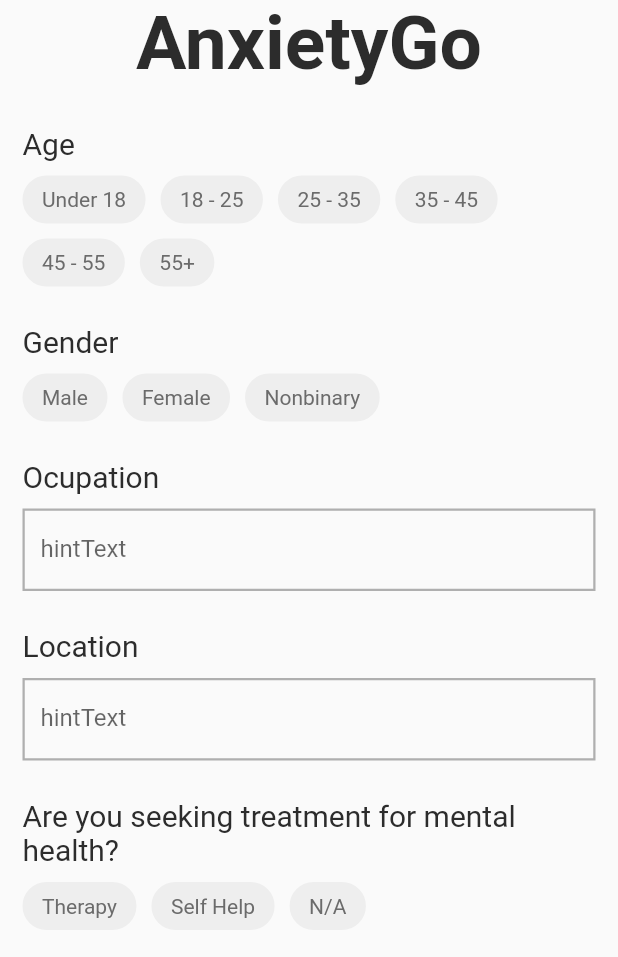
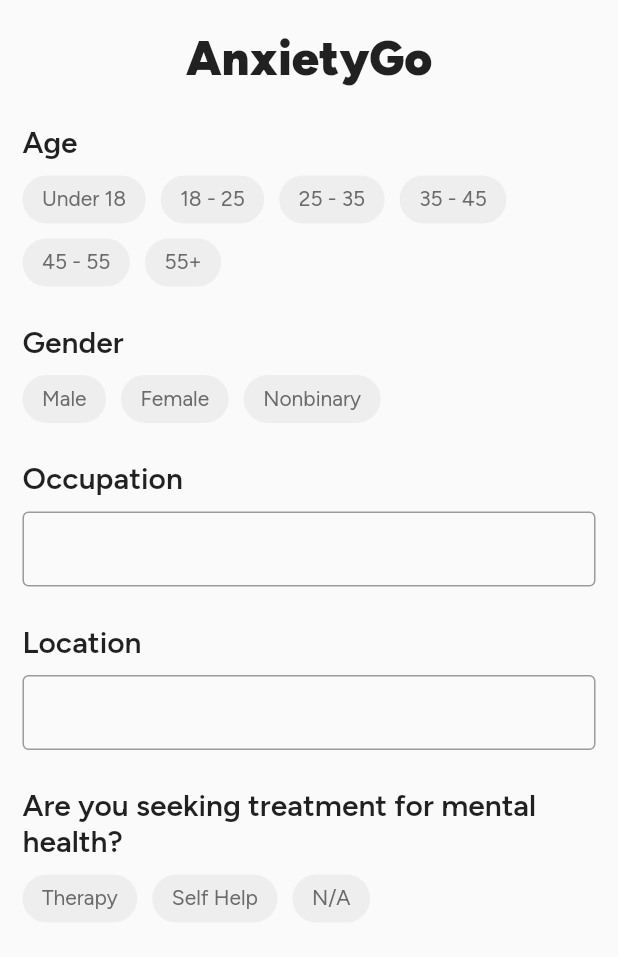
Before and after one commit to markhallak/AnxietyGo, a Flutter app: the SignUpPageOne screen opened directly, on a phone screen of 412 x 824 dp. Shown: the top 957 px of the screen. Run offline on Flutter 3.47's test engine with Material 2 defaults, Android fonts, the phone set to English and light mode, and no system bars; our stand-ins replace carousel_slider, chips_choice_null_safety, flutter_typeahead, smooth_page_indicator; missing offline and left inert: transitioned_indexed_stack.

Commit message:
Renamed Files and formatted the code

```diff
--- a/analysis_options.yaml
+++ b/analysis_options.yaml
@@ -15,7 +15,7 @@ analyzer:
 
   strong-mode:
     implicit-casts: false
-    implicit-dynamic: false
+#    implicit-dynamic: false
 
   errors:
     camel_case_types: error
--- a/lib/components/Buttons.dart
+++ b/lib/components/Buttons.dart
@@ -17,8 +17,9 @@ class IconTextButton extends StatelessWidget {
     return OutlinedButton(
       onPressed: onPressed,
       style: OutlinedButton.styleFrom(
-        padding: const EdgeInsets.all(13),
-      ),
+          padding: const EdgeInsets.all(13),
+          foregroundColor: Colors.black,
+          side: BorderSide(color: Colors.black)),
       child: Row(
         children: [
           SizedBox(
--- a/lib/main.dart
+++ b/lib/main.dart
@@ -20,9 +20,7 @@ class MyApp extends StatelessWidget {
     return MaterialApp(
       title: 'AnxietyGo',
       debugShowCheckedModeBanner: false,
-      theme: ThemeData(
-        primarySwatch: Colors.red,
-      ),
+      theme: ThemeData(fontFamily: 'Figtree-Regular'),
       home: const LoginPage(),
     );
   }
--- a/lib/pages/SignUpPageOne.dart
+++ b/lib/pages/SignUpPageOne.dart
@@ -1,7 +1,6 @@
 import 'package:chips_choice_null_safety/chips_choice_null_safety.dart';
 import 'package:flutter/material.dart';
-
-import 'package:anxiety_go/components/CustomTextField.dart';
+import 'package:flutter_typeahead/flutter_typeahead.dart';
 
 class SignUpPageOne extends StatefulWidget {
   const SignUpPageOne({super.key});
@@ -15,17 +14,18 @@ class _SignUpPageOneState extends State<SignUpPageOne> {
   final Color chipBorderColor = const Color(0xFF7ECDAE);
   final Color chipBackgroundColor = const Color(0xFFBCE6D7);
   final C2ChoiceStyle chipStyle = const C2ChoiceStyle(
-    color: Color(0xFF6B6B6B),
-    backgroundColor: Color(0xFFEEEEEE),
-    borderColor: Color(0xFFEEEEEE),
-  );
-  late C2ChoiceStyle activeChipStyle = const C2ChoiceStyle(
-    color: Color(0xFF2C2C2C),
-    backgroundColor: Color(0xFFBCE6D7),
-    borderColor: Color(0xFF7ECDAE),
-    borderWidth: 3,
-    showCheckmark: false,
-  );
+      color: Color(0xFF6B6B6B),
+      backgroundColor: Color(0xFFEEEEEE),
+      borderColor: Color(0xFFEEEEEE),
+      showCheckmark: false);
+  final C2ChoiceStyle activeChipStyle = const C2ChoiceStyle(
+      showCheckmark: false,
+      color: Colors.black,
+      borderColor: Color(0xff8CDBC0),
+      backgroundColor: Color(0xffB0E7D6),
+      borderRadius: BorderRadius.all(Radius.circular(15)));
+
+  List<String> countries = ['a', 'abfd', 'b', 'c'];
 
   int agesTag = -1;
   List<String> ageOptions = [
@@ -56,16 +56,16 @@ class _SignUpPageOneState extends State<SignUpPageOne> {
       children: [
         Text(
           'Age',
-          style: TextStyle(
-            fontSize: 20,
-            color: textColor,
-          ),
+          textAlign: TextAlign.start,
+          style: TextStyle(fontFamily: 'Figtree-SemiBold', fontSize: 20),
         ),
         const SizedBox(height: 10),
         ChipsChoice<int>.single(
           wrapped: true,
           padding: EdgeInsets.zero,
           value: agesTag,
+          direction: Axis.horizontal,
+          crossAxisAlignment: CrossAxisAlignment.start,
           onChanged: (val) => setState(() => agesTag = val),
           choiceItems: C2Choice.listFrom<int, String>(
             source: ageOptions,
@@ -86,10 +86,8 @@ class _SignUpPageOneState extends State<SignUpPageOne> {
       children: [
         Text(
           'Gender',
-          style: TextStyle(
-            fontSize: 20,
-            color: textColor,
-          ),
+          textAlign: TextAlign.start,
+          style: TextStyle(fontFamily: 'Figtree-SemiBold', fontSize: 20),
         ),
         const SizedBox(height: 10),
         ChipsChoice<int>.single(
@@ -115,14 +113,32 @@ class _SignUpPageOneState extends State<SignUpPageOne> {
       crossAxisAlignment: CrossAxisAlignment.start,
       children: [
         Text(
-          'Ocupation',
-          style: TextStyle(
-            fontSize: 20,
-            color: textColor,
-          ),
+          'Occupation',
+          textAlign: TextAlign.start,
+          style: TextStyle(fontFamily: 'Figtree-SemiBold', fontSize: 20),
         ),
         const SizedBox(height: 10),
-        const CustomTextfield(), // TODO: Replace w/ component from Issue #33
+        SizedBox(
+            height: 50,
+            child: TypeAheadFormField(
+              hideOnEmpty: true,
+              hideOnError: true,
+              hideOnLoading: true,
+              hideSuggestionsOnKeyboardHide: true,
+              textFieldConfiguration: TextFieldConfiguration(
+                  autocorrect: false,
+                  style: TextStyle(fontSize: 16),
+                  decoration: InputDecoration(
+                    border: OutlineInputBorder(),
+                  )),
+              itemBuilder: (context, itemData) {
+                return ListTile(title: Text(itemData.toString()));
+              },
+              onSuggestionSelected: (Object? suggestion) {},
+              suggestionsCallback: (pattern) {
+                return getSuggestions(pattern);
+              },
+            )), // TODO: Replace w/ component from Issue #33
       ],
     );
   }
@@ -134,15 +150,46 @@ class _SignUpPageOneState extends State<SignUpPageOne> {
       children: [
         Text(
           'Location',
-          style: TextStyle(
-            fontSize: 20,
-            color: textColor,
-          ),
+          textAlign: TextAlign.start,
+          style: TextStyle(fontFamily: 'Figtree-SemiBold', fontSize: 20),
         ),
         const SizedBox(height: 10),
-        const CustomTextfield(), // TODO: Replace w/ component from Issue #33
+        SizedBox(
+            height: 50,
+            child: TypeAheadFormField(
+              hideOnEmpty: true,
+              hideOnError: true,
+              hideOnLoading: true,
+              hideSuggestionsOnKeyboardHide: true,
+              textFieldConfiguration: TextFieldConfiguration(
+                  autocorrect: false,
+                  style: TextStyle(fontSize: 16),
+                  decoration: InputDecoration(
+                    border: OutlineInputBorder(),
+                  )),
+              itemBuilder: (context, itemData) {
+                return ListTile(title: Text(itemData.toString()));
+              },
+              onSuggestionSelected: (Object? suggestion) {},
+              suggestionsCallback: (pattern) {
+                return getSuggestions(pattern);
+              },
+            )),
       ],
     );
+  }
+
+  List<String> getSuggestions(String pattern) {
+    List<String> newSuggestions = [];
+    print('PATTERN: $pattern LENGTH: ${pattern.length}');
+
+    for (int i = 0; i < countries.length; i++) {
+      if (countries[i].contains(pattern)) {
+        newSuggestions.add(countries[i]);
+      }
+    }
+
+    return newSuggestions;
   }
 
   Widget _buildTherapySelection() {
@@ -152,10 +199,8 @@ class _SignUpPageOneState extends State<SignUpPageOne> {
       children: [
         Text(
           'Are you seeking treatment for mental health?',
-          style: TextStyle(
-            fontSize: 20,
-            color: textColor,
-          ),
+          textAlign: TextAlign.start,
+          style: TextStyle(fontFamily: 'Figtree-SemiBold', fontSize: 20),
         ),
         const SizedBox(height: 10),
         ChipsChoice<int>.single(
@@ -186,16 +231,15 @@ class _SignUpPageOneState extends State<SignUpPageOne> {
               mainAxisAlignment: MainAxisAlignment.start,
               crossAxisAlignment: CrossAxisAlignment.start,
               children: [
+                SizedBox(height: 20),
                 SizedBox(
                   width: double.infinity,
                   child: Center(
                     child: Text(
                       'AnxietyGo',
-                      style: TextStyle(
-                        fontSize: 50,
-                        fontWeight: FontWeight.w700,
-                        color: textColor,
-                      ),
+                      textAlign: TextAlign.center,
+                      style:
+                          TextStyle(fontFamily: 'Figtree-Black', fontSize: 32),
                     ),
                   ),
                 ),
```
Also changed, not shown: lib/components/SearchField.dart (deleted, +0 -77 lines), lib/models/User.dart (+6 -4 lines), lib/pages/Login.dart (+34 -29 lines), lib/pages/SignUp.dart (+71 -80 lines), lib/pages/SignUpPageFour.dart (+24 -17 lines), lib/pages/SignUpPageThree.dart (added, +113 -0 lines), pubspec.yaml (+17 -12 lines), assets/fonts/Figtree-Black.ttf (added), assets/fonts/Figtree-Regular.ttf (added), assets/fonts/Figtree-SemiBold.ttf (added), 8 other files.
